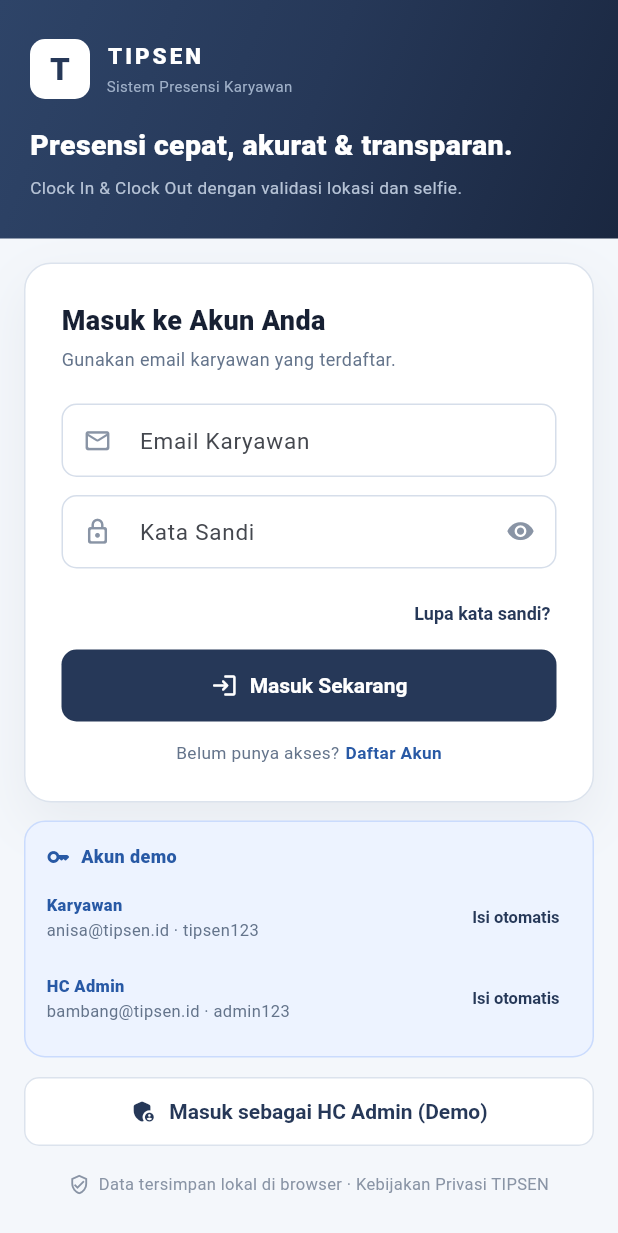
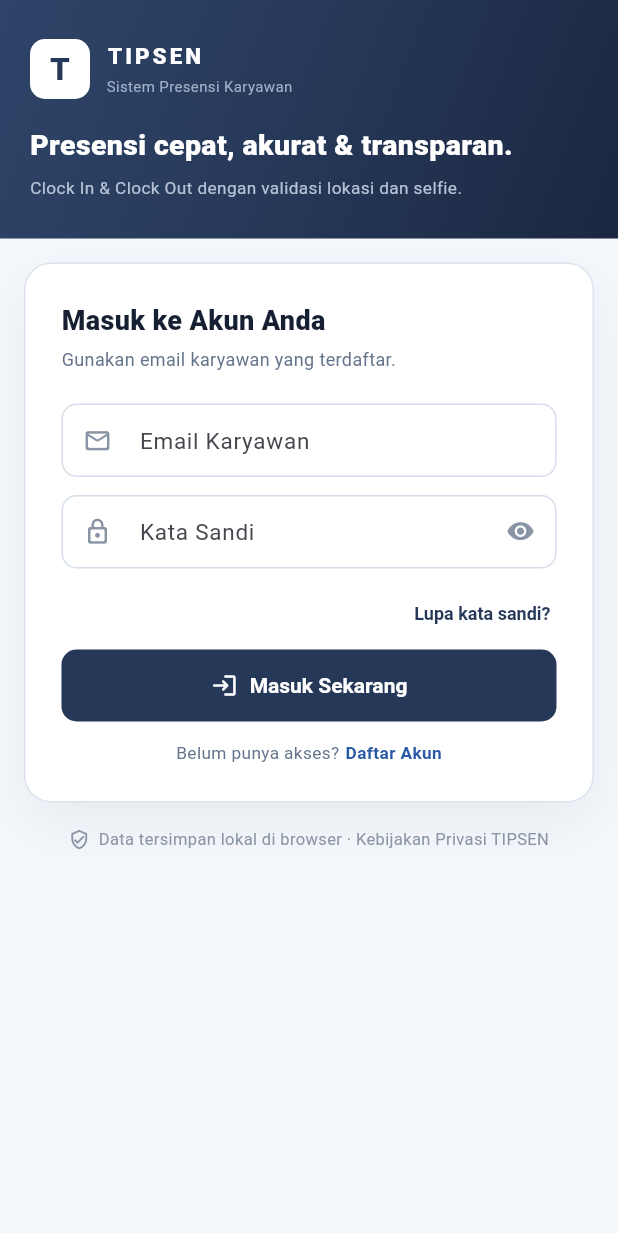
Before and after one commit to ans-ragil/aplikasi_tipsen, a Flutter app: the screen it shows after launch, on a phone screen of 412 x 824 dp. Shown: the top 1233 px of the screen. Run offline on Flutter 3.47's test engine with Material 3 defaults, Android fonts, the phone set to English and light mode, and no system bars; our stand-ins replace camera, file_picker, firebase_auth, firebase_core, google_fonts, shared_preferences and 1 more; missing offline and left inert: dart:js_interop; accounts and stored records are empty; statements that could not run were skipped.

Commit message:
Hapus kotak akun demo dan tombol HC demo dari halaman login
Halaman login kini hanya berisi form masuk/daftar seperti aplikasi sungguhan. Pengujian login di widget test diganti mengisi form langsung.

```diff
--- a/lib/screens/login_screen.dart
+++ b/lib/screens/login_screen.dart
@@ -133,17 +133,6 @@ class _LoginScreenState extends State<LoginScreen> {
     );
   }
 
-  Future<void> _masukAdmin() async {
-    final app = context.read<AppState>();
-    final pesan = await app.masuk(AppState.emailAdmin, AppState.sandiAdmin);
-    if (!mounted) return;
-    if (pesan != null) {
-      showToast(context, pesan, ToastKind.error);
-      return;
-    }
-    showToast(context, 'Masuk sebagai HC Admin (demo).', ToastKind.success);
-  }
-
   @override
   Widget build(BuildContext context) {
     return Scaffold(
@@ -199,16 +188,6 @@ class _LoginScreenState extends State<LoginScreen> {
       crossAxisAlignment: CrossAxisAlignment.stretch,
       children: [
         _kartuForm(),
-        const SizedBox(height: 12),
-        _kotakDemo(),
-        const SizedBox(height: 12),
-        AppButton(
-          label: 'Masuk sebagai HC Admin (Demo)',
-          icon: Icons.admin_panel_settings_rounded,
-          variant: AppButtonVariant.secondary,
-          height: 46,
-          onPressed: _masukAdmin,
-        ),
         const SizedBox(height: 16),
         Row(
           mainAxisAlignment: MainAxisAlignment.center,
@@ -438,56 +417,6 @@ class _LoginScreenState extends State<LoginScreen> {
             ),
           ],
         ),
-      ),
-    );
-  }
-
-  // ── Akun demo ────────────────────────────────────────────────
-  Widget _kotakDemo() {
-    return Container(
-      padding: const EdgeInsets.all(14),
-      decoration: BoxDecoration(
-        color: T.blueBg,
-        borderRadius: BorderRadius.circular(T.rLg),
-        border: Border.all(color: T.blueBorder),
-      ),
-      child: Column(
-        crossAxisAlignment: CrossAxisAlignment.start,
-        children: [
-          const Row(
-            children: [
-              Icon(Icons.key_rounded, size: 16, color: T.accent),
-              SizedBox(width: 7),
-              Text('Akun demo',
-                  style: TextStyle(
-                      fontSize: 12,
-                      fontWeight: FontWeight.w800,
-                      color: T.accent)),
-            ],
-          ),
-          const SizedBox(height: 8),
-          _BarisDemo(
-            peran: 'Karyawan',
-            email: AppState.emailKaryawan,
-            sandi: AppState.sandiKaryawan,
-            onPakai: () => setState(() {
-              _emailC.text = AppState.emailKaryawan;
-              _sandiC.text = AppState.sandiKaryawan;
-              _error = null;
-            }),
-          ),
-          const SizedBox(height: 6),
-          _BarisDemo(
-            peran: 'HC Admin',
-            email: AppState.emailAdmin,
-            sandi: AppState.sandiAdmin,
-            onPakai: () => setState(() {
-              _emailC.text = AppState.emailAdmin;
-              _sandiC.text = AppState.sandiAdmin;
-              _error = null;
-            }),
-          ),
-        ],
       ),
     );
   }
@@ -756,49 +685,3 @@ class _Lingkaran extends StatelessWidget {
     );
   }
 }
-
-class _BarisDemo extends StatelessWidget {
-  const _BarisDemo({
-    required this.peran,
-    required this.email,
-    required this.sandi,
-    required this.onPakai,
-  });
-
-  final String peran;
-  final String email;
-  final String sandi;
-  final VoidCallback onPakai;
-
-  @override
-  Widget build(BuildContext context) {
-    return Row(
-      children: [
-        Expanded(
-          child: Column(
-            crossAxisAlignment: CrossAxisAlignment.start,
-            children: [
-              Text(peran,
-                  style: const TextStyle(
-                      fontSize: 11,
-                      fontWeight: FontWeight.w800,
-                      color: T.accent)),
-              Text('$email · $sandi',
-                  style: const TextStyle(fontSize: 11, color: T.textSecondary)),
-            ],
-          ),
-        ),
-        TextButton(
-          onPressed: onPakai,
-          style: TextButton.styleFrom(
-            minimumSize: const Size(0, 30),
-            padding: const EdgeInsets.symmetric(horizontal: 8),
-            textStyle:
-                const TextStyle(fontSize: 11, fontWeight: FontWeight.w700),
-          ),
-          child: const Text('Isi otomatis'),
-        ),
-      ],
-    );
-  }
-}
```
Also changed, not shown: 1 other file.
